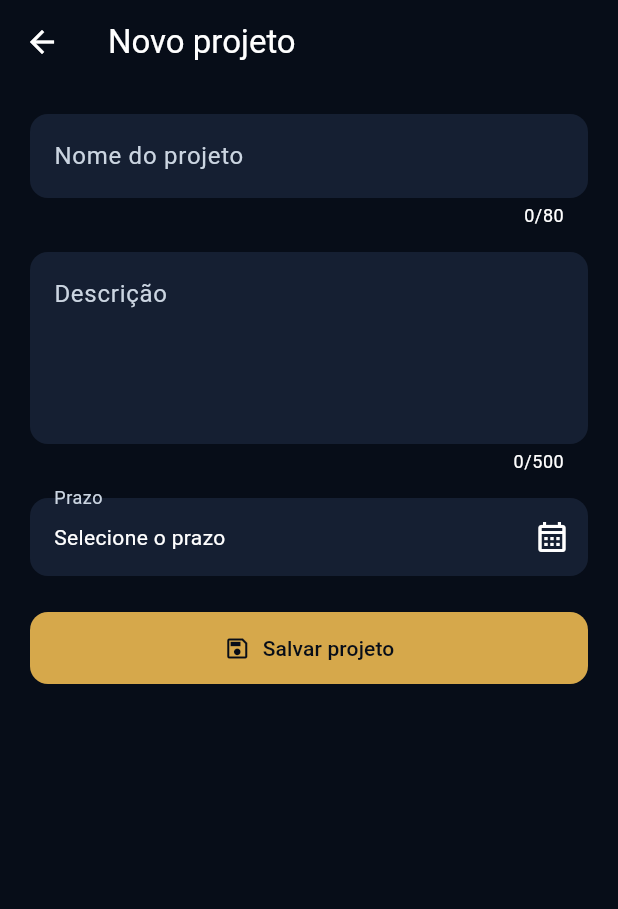
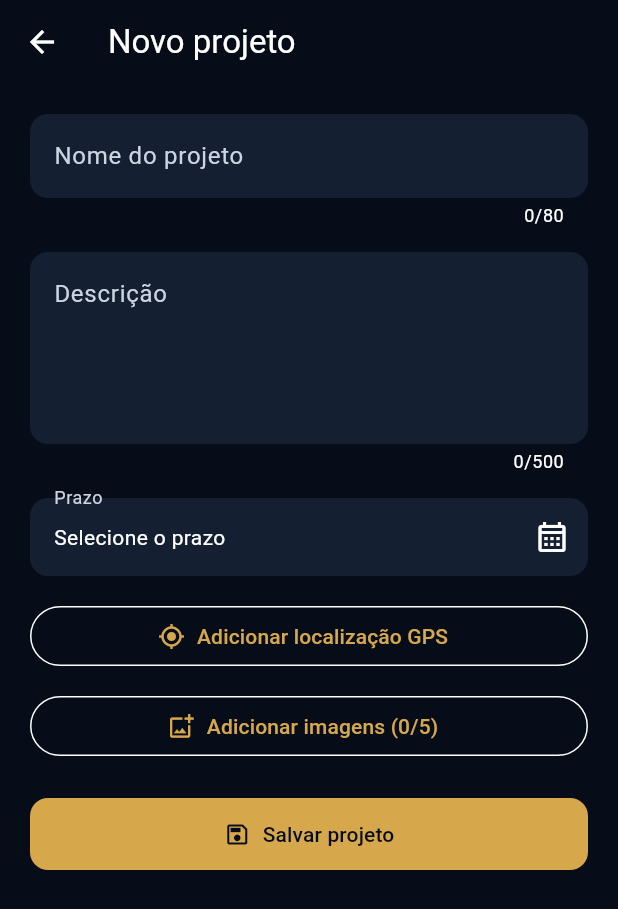
Before and after one commit to Giulia1955/Gerenciador_de_Projetos, a Flutter app: the ProjectFormPage screen opened directly, on a phone screen of 412 x 824 dp. Shown: the top 909 px of the screen. Run offline on Flutter 3.47's test engine with Material 3 defaults, Android fonts, the phone set to English and light mode, and no system bars; our stand-ins replace cloud_firestore, firebase_auth, firebase_core, firebase_storage, geolocator, image_picker and 2 more; accounts and stored records are empty.

Commit message:
fix: stabilize project integrations and dashboard test

```diff
--- a/lib/view/project_form_page.dart
+++ b/lib/view/project_form_page.dart
@@ -27,7 +27,10 @@ class _ProjectFormPageState extends State<ProjectFormPage> {
   late final TextEditingController _nameController;
   late final TextEditingController _descriptionController;
   DateTime? _dueDate;
+  ProjectLocation? _location;
+  late List<String> _imageUrls;
   bool _submitting = false;
+  bool _gettingLocation = false;
   String? _errorMessage;
 
   bool get _isEditing => widget.project != null;
@@ -39,6 +42,8 @@ class _ProjectFormPageState extends State<ProjectFormPage> {
     _descriptionController =
         TextEditingController(text: widget.project?.description);
     _dueDate = widget.project?.dueDate;
+    _location = widget.project?.location;
+    _imageUrls = List<String>.from(widget.project?.imageUrls ?? const []);
   }
 
   @override
@@ -64,8 +69,8 @@ class _ProjectFormPageState extends State<ProjectFormPage> {
       name: _nameController.text.trim(),
       description: _descriptionController.text.trim(),
       dueDate: _dueDate,
-      imageUrls: widget.project?.imageUrls ?? const [],
-      location: widget.project?.location,
+      imageUrls: List<String>.from(_imageUrls),
+      location: _location,
       createdAt: widget.project?.createdAt,
     );
 
@@ -88,6 +93,61 @@ class _ProjectFormPageState extends State<ProjectFormPage> {
         setState(() => _submitting = false);
       }
     }
+  }
+
+  Future<void> _pickLocation() async {
+    setState(() => _gettingLocation = true);
+    try {
+      final location = await LocationRepository().currentLocation();
+      if (!mounted) return;
+      setState(() => _location = location);
+    } catch (error) {
+      if (!mounted) return;
+      ScaffoldMessenger.of(context).showSnackBar(
+        SnackBar(
+            content: Text(error.toString().replaceFirst('Bad state: ', ''))),
+      );
+    } finally {
+      if (mounted) setState(() => _gettingLocation = false);
+    }
+  }
+
+  Future<void> _pickImage() async {
+    if (_imageUrls.length >= 5) {
+      ScaffoldMessenger.of(context).showSnackBar(
+        const SnackBar(content: Text('Limite de cinco imagens atingido')),
+      );
+      return;
+    }
+
+    final file = await ImagePicker().pickImage(
+      source: ImageSource.gallery,
+      imageQuality: 82,
+    );
+    if (file == null || !mounted) return;
+
+    final projectProvider = context.read<ProjectProvider>();
+    final uid = projectProvider.uid;
+    if (uid == null) return;
+
+    final mediaProvider = context.read<MediaProvider>();
+    final projectId = widget.project?.id ??
+        'project-${DateTime.now().microsecondsSinceEpoch}';
+    final url = await mediaProvider.upload(
+      uid: uid,
+      projectId: projectId,
+      file: File(file.path),
+    );
+    if (!mounted) return;
+    if (url == null) {
+      ScaffoldMessenger.of(context).showSnackBar(
+        SnackBar(
+            content: Text(
+                mediaProvider.errorMessage ?? 'Falha no upload da imagem')),
+      );
+      return;
+    }
+    setState(() => _imageUrls = [..._imageUrls, url]);
   }
 
   @override
@@ -116,6 +176,80 @@ class _ProjectFormPageState extends State<ProjectFormPage> {
                   enabled: !_submitting,
                   onChanged: (value) => setState(() => _dueDate = value),
                 ),
+                const SizedBox(height: 16),
+                OutlinedButton.icon(
+                  onPressed:
+                      _submitting || _gettingLocation ? null : _pickLocation,
+                  icon: _gettingLocation
+                      ? const SizedBox(
+                          width: 18,
+                          height: 18,
+                          child: CircularProgressIndicator(strokeWidth: 2))
+                      : const Icon(Icons.my_location_outlined),
+                  label: Text(_location == null
+                      ? 'Adicionar localização GPS'
+                      : 'Atualizar localização GPS'),
+                ),
+                if (_location != null)
+                  Padding(
+                    padding: const EdgeInsets.only(top: 8),
+                    child: Text(
+                      'Localização: ${_location!.latitude.toStringAsFixed(5)}, ${_location!.longitude.toStringAsFixed(5)}',
+                    ),
+                  ),
+                const SizedBox(height: 12),
+                OutlinedButton.icon(
+                  onPressed: _submitting ? null : _pickImage,
+                  icon: const Icon(Icons.add_photo_alternate_outlined),
+                  label: Text('Adicionar imagens (${_imageUrls.length}/5)'),
+                ),
+                if (_imageUrls.isNotEmpty) ...[
+                  const SizedBox(height: 12),
+                  Wrap(
+                    spacing: 8,
+                    runSpacing: 8,
+                    children: [
+                      for (var url in _imageUrls)
+                        Stack(
+                          clipBehavior: Clip.none,
+                          children: [
+                            ClipRRect(
+                              borderRadius: BorderRadius.circular(12),
+                              child: Image.network(
+                                url,
+                                width: 100,
+                                height: 100,
+                                fit: BoxFit.cover,
+                              ),
+                            ),
+                            Positioned(
+                              right: -8,
+                              top: -8,
+                              child: GestureDetector(
+                                onTap: () {
+                                  setState(() {
+                                    _imageUrls.remove(url);
+                                  });
+                                },
+                                child: Container(
+                                  decoration: BoxDecoration(
+                                    color: Colors.red,
+                                    borderRadius: BorderRadius.circular(12),
+                                  ),
+                                  padding: const EdgeInsets.all(6),
+                                  child: const Icon(
+                                    Icons.close,
+                                    size: 16,
+                                    color: Colors.white,
+                                  ),
+                                ),
+                              ),
+                            ),
+                          ],
+                        ),
+                    ],
+                  ),
+                ],
                 if (_errorMessage != null) ...[
                   const SizedBox(height: 16),
                   Container(
```
Also changed, not shown: 2 other files.
